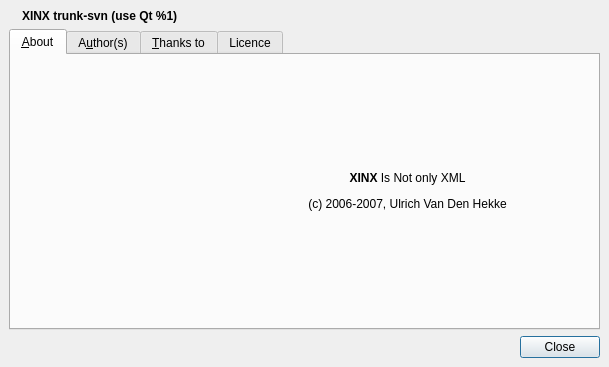
Old version of the form xinx/ui/about.ui in the repository phoenix741/xinx.
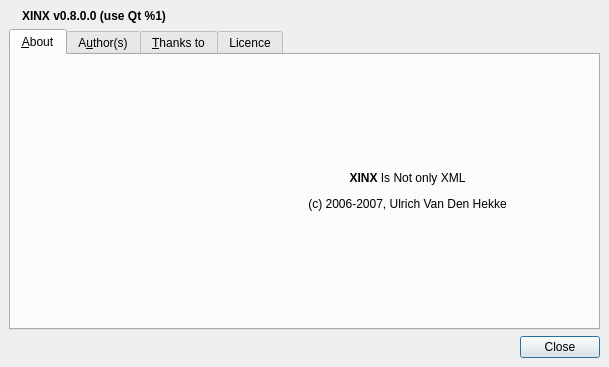
New version of the form. Icons and pictures are not drawn.

```diff
--- a/xinx/ui/about.ui
+++ b/xinx/ui/about.ui
@@ -28,7 +28,7 @@
    <item row="0" column="1" >
     <widget class="QLabel" name="m_labelVersion" >
      <property name="text" >
-      <string>&lt;b>XINX trunk-svn (use Qt %1)&lt;/b></string>
+      <string>&lt;b>XINX v0.8.0.0 (use Qt %1)&lt;/b></string>
      </property>
     </widget>
    </item>
```
